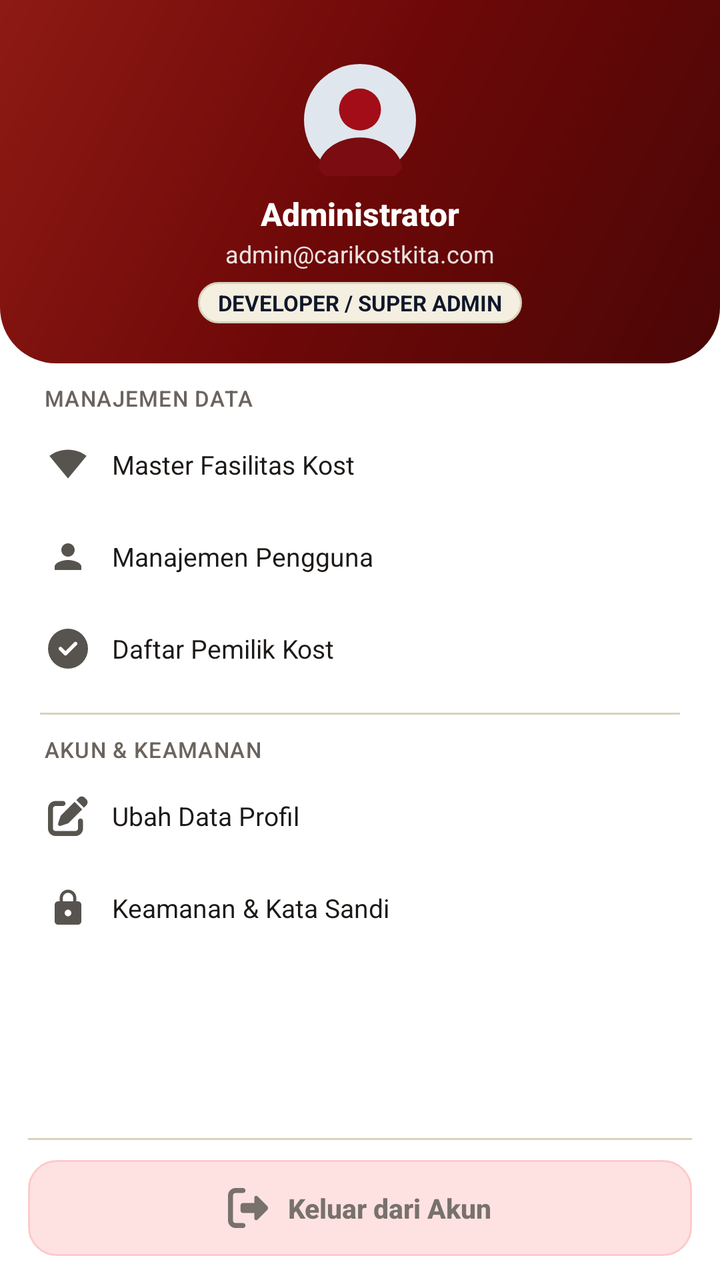
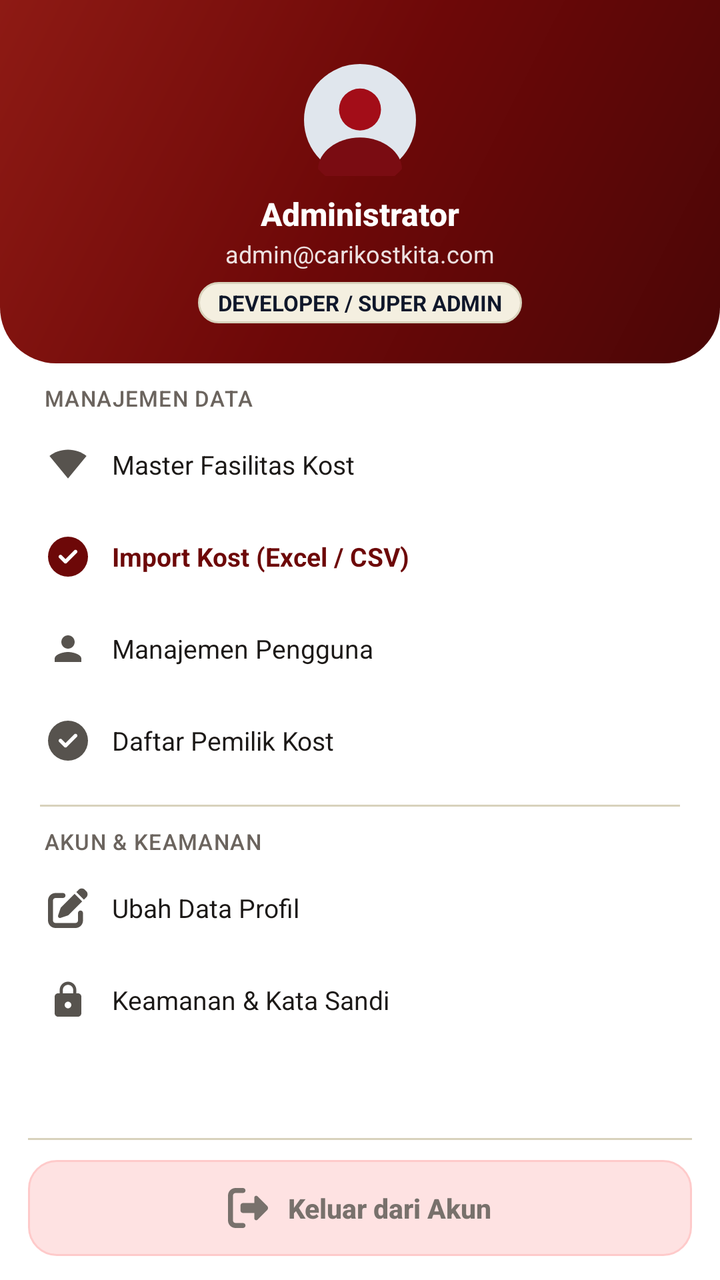

Screens rendered from an Android XML layout before and after an edit, with the pre-edit source and the edit as a unified diff.
<!-- AndroidManifest.xml: application theme Theme.CariKostKita -->
<!-- res/layout/view_admin_drawer.xml -->
<?xml version="1.0" encoding="utf-8"?>
<LinearLayout xmlns:android="http://schemas.android.com/apk/res/android"
    xmlns:app="http://schemas.android.com/apk/res-auto"
    android:id="@+id/nav_view_admin"
    android:layout_width="300dp"
    android:layout_height="match_parent"
    android:layout_gravity="start"
    android:background="@color/surface"
    android:clickable="true"
    android:focusable="true"
    android:orientation="vertical">

    
    <LinearLayout
        android:layout_width="match_parent"
        android:layout_height="wrap_content"
        android:background="@drawable/bg_header_curved"
        android:gravity="center_horizontal"
        android:orientation="vertical"
        android:paddingHorizontal="16dp"
        android:paddingTop="32dp"
        android:paddingBottom="20dp">

        <FrameLayout
            android:layout_width="56dp"
            android:layout_height="56dp">

            <ImageView
                android:id="@+id/iv_admin_drawer_avatar"
                android:layout_width="56dp"
                android:layout_height="56dp"
                android:contentDescription="Avatar Developer"
                android:scaleType="centerCrop"
                android:src="@drawable/ic_avatar_male" />
        </FrameLayout>

        <TextView
            android:id="@+id/tv_admin_drawer_name"
            android:layout_width="wrap_content"
            android:layout_height="wrap_content"
            android:layout_marginTop="8dp"
            android:ellipsize="end"
            android:fontFamily="sans-serif-medium"
            android:maxLines="1"
            android:text="Administrator"
            android:textColor="@color/white"
            android:textSize="16sp"
            android:textStyle="bold" />

        <TextView
            android:id="@+id/tv_admin_drawer_email"
            android:layout_width="wrap_content"
            android:layout_height="wrap_content"
            android:layout_marginTop="1dp"
            android:ellipsize="end"
            android:fontFamily="sans-serif"
            android:maxLines="1"
            android:text="admin@carikostkita.com"
            android:textColor="#E0FFFFFF"
            android:textSize="12sp" />

        <TextView
            android:layout_width="wrap_content"
            android:layout_height="wrap_content"
            android:layout_marginTop="6dp"
            android:background="@drawable/bg_badge_putra"
            android:paddingHorizontal="10dp"
            android:paddingVertical="3dp"
            android:text="DEVELOPER / SUPER ADMIN"
            android:textColor="#0F172A"
            android:textSize="11sp"
            android:textStyle="bold" />
    </LinearLayout>

    
    <androidx.core.widget.NestedScrollView
        android:layout_width="match_parent"
        android:layout_height="0dp"
        android:layout_weight="1"
        android:fillViewport="true"
        android:overScrollMode="never">

        <LinearLayout
            android:layout_width="match_parent"
            android:layout_height="wrap_content"
            android:orientation="vertical"
            android:paddingHorizontal="14dp"
            android:paddingVertical="10dp">

            
            <TextView
                android:layout_width="wrap_content"
                android:layout_height="wrap_content"
                android:layout_marginStart="8dp"
                android:layout_marginBottom="4dp"
                android:fontFamily="sans-serif-medium"
                android:letterSpacing="0.04"
                android:text="MANAJEMEN DATA"
                android:textColor="@color/text_muted"
                android:textSize="11sp" />

            
            <LinearLayout
                android:id="@+id/item_drawer_admin_fasilitas"
                android:layout_width="match_parent"
                android:layout_height="44dp"
                android:background="?attr/selectableItemBackground"
                android:gravity="center_vertical"
                android:orientation="horizontal"
                android:paddingHorizontal="10dp">

                <ImageView
                    android:layout_width="20dp"
                    android:layout_height="20dp"
                    android:contentDescription="Fasilitas"
                    android:src="@drawable/ic_wifi"
                    app:tint="@color/text_secondary" />

                <TextView
                    android:layout_width="0dp"
                    android:layout_height="wrap_content"
                    android:layout_marginStart="12dp"
                    android:layout_weight="1"
                    android:fontFamily="sans-serif"
                    android:text="Master Fasilitas Kost"
                    android:textColor="@color/text_primary"
                    android:textSize="13sp" />
            </LinearLayout>

            <LinearLayout
                android:id="@+id/item_drawer_admin_users"
                android:layout_width="match_parent"
                android:layout_height="44dp"
                android:layout_marginTop="2dp"
                android:background="?attr/selectableItemBackground"
                android:gravity="center_vertical"
                android:orientation="horizontal"
                android:paddingHorizontal="10dp">

                <ImageView
                    android:layout_width="20dp"
                    android:layout_height="20dp"
                    android:contentDescription="Pengguna"
                    android:src="@drawable/ic_nav_profile"
                    app:tint="@color/text_secondary" />

                <TextView
                    android:layout_width="0dp"
                    android:layout_height="wrap_content"
                    android:layout_marginStart="12dp"
                    android:layout_weight="1"
                    android:fontFamily="sans-serif"
                    android:text="Manajemen Pengguna"
                    android:textColor="@color/text_primary"
                    android:textSize="13sp" />
            </LinearLayout>

            
            <LinearLayout
                android:id="@+id/item_drawer_admin_owners"
                android:layout_width="match_parent"
                android:layout_height="44dp"
                android:layout_marginTop="2dp"
                android:background="?attr/selectableItemBackground"
                android:gravity="center_vertical"
                android:orientation="horizontal"
                android:paddingHorizontal="10dp">

                <ImageView
                    android:layout_width="20dp"
                    android:layout_height="20dp"
                    android:contentDescription="Pemilik"
                    android:src="@drawable/ic_verified"
                    app:tint="@color/text_secondary" />

                <TextView
                    android:layout_width="0dp"
                    android:layout_height="wrap_content"
                    android:layout_marginStart="12dp"
                    android:layout_weight="1"
                    android:fontFamily="sans-serif"
                    android:text="Daftar Pemilik Kost"
                    android:textColor="@color/text_primary"
                    android:textSize="13sp" />
            </LinearLayout>

            <View
                android:layout_width="match_parent"
                android:layout_height="1dp"
                android:layout_marginHorizontal="6dp"
                android:layout_marginVertical="10dp"
                android:background="@color/border_subtle" />

            
            <TextView
                android:layout_width="wrap_content"
                android:layout_height="wrap_content"
                android:layout_marginStart="8dp"
                android:layout_marginBottom="4dp"
                android:fontFamily="sans-serif-medium"
                android:letterSpacing="0.04"
                android:text="AKUN &amp; KEAMANAN"
                android:textColor="@color/text_muted"
                android:textSize="11sp" />

            
            <LinearLayout
                android:id="@+id/item_drawer_admin_edit_profile"
                android:layout_width="match_parent"
                android:layout_height="44dp"
                android:background="?attr/selectableItemBackground"
                android:gravity="center_vertical"
                android:orientation="horizontal"
                android:paddingHorizontal="10dp">

                <ImageView
                    android:layout_width="20dp"
                    android:layout_height="20dp"
                    android:contentDescription="Ubah Profil"
                    android:src="@drawable/ic_edit"
                    app:tint="@color/text_secondary" />

                <TextView
                    android:layout_width="0dp"
                    android:layout_height="wrap_content"
                    android:layout_marginStart="12dp"
                    android:layout_weight="1"
                    android:fontFamily="sans-serif"
                    android:text="Ubah Data Profil"
                    android:textColor="@color/text_primary"
                    android:textSize="13sp" />
            </LinearLayout>

            
            <LinearLayout
                android:id="@+id/item_drawer_admin_change_password"
                android:layout_width="match_parent"
                android:layout_height="44dp"
                android:layout_marginTop="2dp"
                android:background="?attr/selectableItemBackground"
                android:gravity="center_vertical"
                android:orientation="horizontal"
                android:paddingHorizontal="10dp">

                <ImageView
                    android:layout_width="20dp"
                    android:layout_height="20dp"
                    android:contentDescription="Kata Sandi"
                    android:src="@drawable/ic_lock"
                    app:tint="@color/text_secondary" />

                <TextView
                    android:layout_width="0dp"
                    android:layout_height="wrap_content"
                    android:layout_marginStart="12dp"
                    android:layout_weight="1"
                    android:fontFamily="sans-serif"
                    android:text="Keamanan &amp; Kata Sandi"
                    android:textColor="@color/text_primary"
                    android:textSize="13sp" />
            </LinearLayout>

        </LinearLayout>
    </androidx.core.widget.NestedScrollView>

    
    <LinearLayout
        android:layout_width="match_parent"
        android:layout_height="wrap_content"
        android:background="@color/surface"
        android:orientation="vertical"
        android:paddingHorizontal="14dp"
        android:paddingVertical="12dp">

        <View
            android:layout_width="match_parent"
            android:layout_height="1dp"
            android:layout_marginBottom="10dp"
            android:background="@color/border_subtle" />

        <LinearLayout
            android:id="@+id/btn_drawer_admin_logout"
            android:layout_width="match_parent"
            android:layout_height="48dp"
            android:background="@drawable/bg_drawer_logout"
            android:clickable="true"
            android:focusable="true"
            android:gravity="center"
            android:orientation="horizontal">

            <ImageView
                android:layout_width="20dp"
                android:layout_height="20dp"
                android:contentDescription="Keluar"
                android:src="@drawable/ic_logout"
                app:tint="@color/status_tidak_aktif" />

            <TextView
                android:layout_width="wrap_content"
                android:layout_height="wrap_content"
                android:layout_marginStart="10dp"
                android:fontFamily="sans-serif-medium"
                android:text="Keluar dari Akun"
                android:textColor="@color/status_tidak_aktif"
                android:textSize="13.5sp"
                android:textStyle="bold" />
        </LinearLayout>
    </LinearLayout>

</LinearLayout>
<!-- resources referenced by this layout -->
<resources>
  <color name="border_subtle">#D8D2BC</color>
  <color name="status_tidak_aktif">#78716C</color>
  <color name="surface">#FFFFFF</color>
  <color name="text_muted">#6B645E</color>
  <color name="text_primary">#1C1917</color>
  <color name="text_secondary">#57534E</color>
  <color name="white">#FFFFFF</color>
  <!-- drawable bg_badge_putra (drawable) -->
  <?xml version="1.0" encoding="utf-8"?>
  <shape xmlns:android="http://schemas.android.com/apk/res/android">
      <solid android:color="@color/badge_putra_soft" />
      <stroke android:width="1dp" android:color="@color/border_subtle" />
      <corners android:radius="99dp" />
  </shape>
  <!-- drawable bg_drawer_logout (drawable) -->
  <?xml version="1.0" encoding="utf-8"?>
  <shape xmlns:android="http://schemas.android.com/apk/res/android"
      android:shape="rectangle">
      <solid android:color="@color/logout_red_soft" />
      <stroke
          android:width="1dp"
          android:color="@color/logout_red_border" />
      <corners android:radius="14dp" />
  </shape>
  <!-- drawable bg_header_curved (drawable) -->
  <?xml version="1.0" encoding="utf-8"?>
  <shape xmlns:android="http://schemas.android.com/apk/res/android"
      android:shape="rectangle">
      <gradient
          android:angle="315"
          android:startColor="@color/header_primary_start"
          android:centerColor="@color/header_primary_mid"
          android:endColor="@color/header_primary_end" />
      <corners
          android:bottomLeftRadius="28dp"
          android:bottomRightRadius="28dp" />
  </shape>
  <!-- drawable ic_nav_profile (drawable) -->
  <vector xmlns:android="http://schemas.android.com/apk/res/android"
      android:width="24dp"
      android:height="24dp"
      android:viewportWidth="24"
      android:viewportHeight="24">
      <path
          android:fillColor="@color/text_primary"
          android:pathData="M12,12c2.21,0 4,-1.79 4,-4s-1.79,-4 -4,-4 -4,1.79 -4,4 1.79,4 4,4zm0,2c-2.67,0 -8,1.34 -8,4v2h16v-2c0,-2.66 -5.33,-4 -8,-4z"/>
  </vector>
  <!-- drawable ic_verified (drawable) -->
  <vector xmlns:android="http://schemas.android.com/apk/res/android"
      android:width="24dp"
      android:height="24dp"
      android:viewportWidth="512"
      android:viewportHeight="512">
      <path
          android:fillColor="@color/primary"
          android:pathData="M256,512A256,256 0,1 0,256 0a256,256 0,1 0,0 512zM369,209L241,337c-9.4,9.4 -24.6,9.4 -33.9,0l-64,-64c-9.4,-9.4 -9.4,-24.6 0,-33.9s24.6,-9.4 33.9,0l47,47L335,175c9.4,-9.4 24.6,-9.4 33.9,0s9.4,24.6 0,33.9z"/>
  </vector>
  <!-- drawable ic_wifi (drawable) -->
  <vector xmlns:android="http://schemas.android.com/apk/res/android"
      android:width="24dp"
      android:height="24dp"
      android:viewportWidth="24"
      android:viewportHeight="24">
      <path
          android:fillColor="@color/text_primary"
          android:pathData="M12,3C7.79,3 3.97,4.41 0.9,6.76L12,20.25l11.1,-13.49C20.03,4.41 16.21,3 12,3z"/>
  </vector>
  <color name="badge_putra_soft">#F4EFE0</color>
  <color name="logout_red_soft">#FEE2E2</color>
  <color name="logout_red_border">#FECACA</color>
  <color name="header_primary_start">#8E1A14</color>
  <color name="header_primary_mid">#6D0808</color>
  <color name="header_primary_end">#4B0606</color>
  <color name="status_ditolak">#EF4444</color>
  <color name="primary">#6D0808</color>
  <color name="primary_dark">#620808</color>
  <color name="on_primary">#EEEAD7</color>
  <color name="primary_soft">#F4EFE0</color>
  <color name="background">#EEEAD7</color>
  <color name="border">#D8D2BC</color>
  <!-- unchanged entries left out for length: 5 -->
</resources>

<!-- the commit's change to res/layout/view_admin_drawer.xml (unified diff, before → after) -->
@@ -127,6 +127,36 @@
                     android:textSize="13sp" />
             </LinearLayout>
 
+            
+            <LinearLayout
+                android:id="@+id/item_drawer_admin_bulk_import"
+                android:layout_width="match_parent"
+                android:layout_height="44dp"
+                android:layout_marginTop="2dp"
+                android:background="?attr/selectableItemBackground"
+                android:gravity="center_vertical"
+                android:orientation="horizontal"
+                android:paddingHorizontal="10dp">
+
+                <ImageView
+                    android:layout_width="20dp"
+                    android:layout_height="20dp"
+                    android:contentDescription="Import Berkas"
+                    android:src="@drawable/ic_verified"
+                    app:tint="@color/primary" />
+
+                <TextView
+                    android:layout_width="0dp"
+                    android:layout_height="wrap_content"
+                    android:layout_marginStart="12dp"
+                    android:layout_weight="1"
+                    android:fontFamily="sans-serif"
+                    android:text="Import Kost (Excel / CSV)"
+                    android:textColor="@color/primary"
+                    android:textStyle="bold"
+                    android:textSize="13sp" />
+            </LinearLayout>
+
             <LinearLayout
                 android:id="@+id/item_drawer_admin_users"
                 android:layout_width="match_parent"
